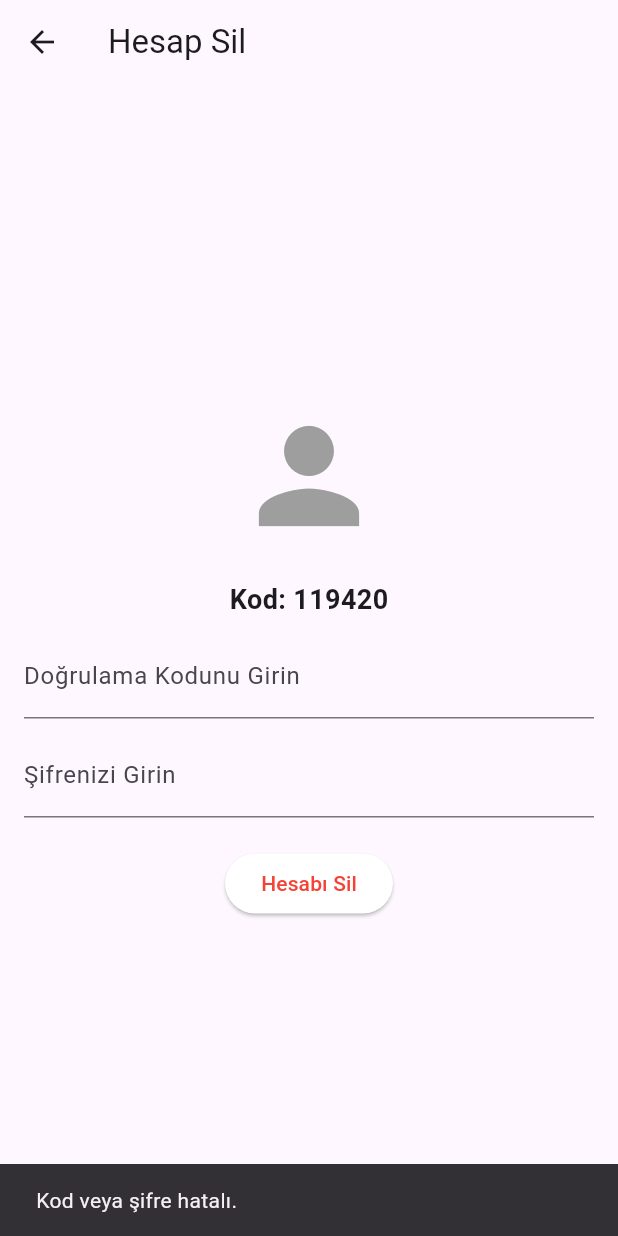
After one commit to BM-Mehmet/guvercin, a Flutter app: the DeleteAccount screen opened directly, after a tap on "Hesabı Sil", on a phone screen of 412 x 824 dp. The commit adds this screen. Run offline on Flutter 3.47's test engine with Material 3 defaults, Android fonts, the phone set to English and light mode, and no system bars; our stand-ins replace device_info_plus, firebase_core, firebase_messaging, flutter_secure_storage, jwt_decoder, qr_flutter; missing offline and left inert: barcode_scan2, pointycastle; accounts and stored records are empty.

Commit message:
hesap_silme_eklendi

```diff
--- /dev/null
+++ b/lib/account/delete/delete_account.dart
@@ -0,0 +1,171 @@
+import 'dart:convert';
+import 'dart:math';
+import 'package:flutter/material.dart';
+import 'package:flutter_secure_storage/flutter_secure_storage.dart';
+import 'package:guvercin/load_page/load.dart';
+import 'package:http/http.dart' as http;
+
+class DeleteAccount extends StatefulWidget {
+  @override
+  _DeleteAccountState createState() => _DeleteAccountState();
+}
+
+class _DeleteAccountState extends State<DeleteAccount> {
+  String generatedCode = '';
+  final TextEditingController codeController = TextEditingController();
+  final TextEditingController passwordController = TextEditingController();
+  final FlutterSecureStorage secureStorage = FlutterSecureStorage();
+
+  String? username; // Kullanıcı adı
+
+  @override
+  void initState() {
+    super.initState();
+    generateCode();
+    _getUsernameFromToken(); // Kullanıcı adını token'dan al
+  }
+
+  @override
+  void dispose() {
+    codeController.dispose();
+    passwordController.dispose();
+    super.dispose();
+  }
+
+  void generateCode() {
+    final random = Random();
+    setState(() {
+      generatedCode = (100000 + random.nextInt(900000)).toString();
+    });
+  }
+
+  // JWT token'dan username'i almak
+  Future<void> _getUsernameFromToken() async {
+    String? token = await secureStorage.read(key: 'auth_token');
+    if (token != null) {
+      // Token'dan username'i çözümleyelim (payload kısmı)
+      var decodedToken = _decodeJWT(token);
+      setState(() {
+        username = decodedToken['username'];
+      });
+    }
+  }
+
+  // JWT çözümleme işlemi
+  Map<String, dynamic> _decodeJWT(String token) {
+    final parts = token.split('.');
+    final payload = base64Url.decode(base64Url.normalize(parts[1]));
+    return json.decode(utf8.decode(payload));
+  }
+
+  Future<void> deleteAccount() async {
+    if (codeController.text == generatedCode &&
+        passwordController.text.isNotEmpty) {
+      print(username);
+
+      if (username == null) {
+        ScaffoldMessenger.of(context).showSnackBar(
+          SnackBar(content: Text('Kullanıcı adı bulunamadı.')),
+        );
+        return;
+      }
+
+      // API'ye hesap silme isteği gönder
+      try {
+        final response = await http.delete(
+          Uri.parse(
+              'http://98.66.234.35:5005/delete_user/$username'), // Kullanıcı adını dinamik olarak kullan
+        );
+
+        if (response.statusCode == 200) {
+          // API'den başarıyla yanıt alındı
+          await secureStorage.deleteAll(); // Secure storage temizleniyor
+
+          await secureStorage.delete(key: '_privateKey');
+          await secureStorage.delete(key: '_publicKey');
+
+
+          // Kullanıcıyı giriş ekranına yönlendirme
+          if (mounted) {
+            Navigator.pushReplacement(
+              context,
+              MaterialPageRoute(builder: (context) => const LoadPage()),
+            );
+          }
+        } else {
+          // API'den hata alınmışsa
+          ScaffoldMessenger.of(context).showSnackBar(
+            SnackBar(content: Text('Hesap silme işlemi başarısız.')),
+          );
+        }
+      } catch (e) {
+        // Hata durumunda
+        ScaffoldMessenger.of(context).showSnackBar(
+          SnackBar(content: Text('Bir hata oluştu: $e')),
+        );
+      }
+    } else {
+      ScaffoldMessenger.of(context).showSnackBar(
+        SnackBar(content: Text('Kod veya şifre hatalı.')),
+      );
+    }
+  }
+
+  @override
+  Widget build(BuildContext context) {
+    return Scaffold(
+      appBar: AppBar(
+        title: Text('Hesap Sil'),
+        leading: IconButton(
+          icon: Icon(Icons.arrow_back),
+          onPressed: () {
+            Navigator.pop(context);
+          },
+        ),
+      ),
+      body: Center(
+        child: Padding(
+          padding: const EdgeInsets.all(16.0),
+          child: Column(
+            mainAxisSize: MainAxisSize.min,
+            crossAxisAlignment: CrossAxisAlignment.center,
+            children: [
+              Icon(
+                Icons.person,
+                size: 100, // İkon boyutu
+                color: Colors.grey, // İkon rengi
+              ),
+              SizedBox(height: 20), // İkon ile metin arasında boşluk
+              Text(
+                'Kod: $generatedCode',
+                style: TextStyle(fontSize: 18, fontWeight: FontWeight.bold),
+              ),
+              SizedBox(height: 10),
+              TextField(
+                controller: codeController,
+                keyboardType: TextInputType.number,
+                textAlign: TextAlign.center,
+                decoration:
+                    InputDecoration(labelText: 'Doğrulama Kodunu Girin'),
+              ),
+              SizedBox(height: 10),
+              TextField(
+                controller: passwordController,
+                obscureText: true,
+                textAlign: TextAlign.center,
+                decoration: const InputDecoration(labelText: 'Şifrenizi Girin'),
+              ),
+              SizedBox(height: 20),
+              ElevatedButton(
+                onPressed: deleteAccount,
+                style: ElevatedButton.styleFrom(backgroundColor: Colors.white),
+                child: const Text('Hesabı Sil',
+                    style: TextStyle(color: Colors.red)),
+              ),
+            ],
+          ),
+        ),
+      ),
+    );
+  }
+}
--- a/lib/login/login.dart
+++ b/lib/account/login/login.dart
@@ -39,10 +39,11 @@ class _CheckTokenScreenState extends State<CheckTokenScreen> {
   Future<void> _checkToken() async {
     String? token = await _secureStorage.read(key: 'auth_token');
 
-    if (token != null) {
+    if (token   != null) {
       // Token geçerli mi kontrol et
       final response = await http.post(
         Uri.parse('http://98.66.234.35:5001/check-session'),
+        //  Uri.parse('http://192.168.77.46:5001/check-session'),
         headers: {'Content-Type': 'application/json'},
         body: json.encode({'token': token}),
       );
@@ -139,6 +140,7 @@ class _LoginScreenState extends State<LoginScreen> {
     // HTTP POST isteği
     final response = await http.post(
       Uri.parse('http://98.66.234.35:5001/login'), // Sunucu adresinizi buraya yazın
+      // Uri.parse('http://192.168.77:5001/login'), // Sunucu adresinizi buraya yazın
       headers: {'Content-Type': 'application/json'},
       body: json.encode({
         'username': username,
--- a/lib/register/register.dart
+++ b/lib/account/register/register.dart
@@ -4,7 +4,7 @@ import 'package:flutter/material.dart';
 import 'package:firebase_messaging/firebase_messaging.dart';
 import 'package:flutter_secure_storage/flutter_secure_storage.dart';
 import 'package:guvercin/diffie_hellman/diffie_hellman.dart';
-import 'package:guvercin/login/login.dart';
+import 'package:guvercin/account/login/login.dart';
 import 'package:http/http.dart' as http;
 import 'package:pointycastle/digests/sha256.dart';
 
@@ -134,6 +134,7 @@ class _RegisterScreenState extends State<RegisterScreen> {
     // Sunucuya HTTP POST isteği gönderme
     final response = await http.post(
       Uri.parse('http://98.66.234.35:5000/register'),
+      // Uri.parse('http://192.168.77.46.:5000/register'),
       headers: {'Content-Type': 'application/json'},
       body: json.encode({
         'username': username,
--- a/lib/sessions/sessions.dart
+++ b/lib/account/sessions/sessions.dart
@@ -16,6 +16,7 @@ class _OpenSessionsPageState extends State<Sessions> {
   // Aktif oturumları sunucudan çek
   Future<void> _fetchSessions() async {
     final response = await http.get(Uri.parse('http://98.66.234.35:5003/active-sessions'));
+    // final response = await http.get(Uri.parse('http://192.168.77.46:5003/active-sessions'));
 
     if (response.statusCode == 200) {
       setState(() {
--- a/lib/home/home.dart
+++ b/lib/home/home.dart
@@ -15,8 +15,6 @@ class HomePage extends StatefulWidget {
 }
 
 class _HomeScreenState extends State<HomePage> {
-  // final bool _isSearching = false;
-  // final TextEditingController _searchController = TextEditingController();
   String? _username;
   final FlutterSecureStorage _secureStorage = const FlutterSecureStorage();
 
@@ -52,6 +50,7 @@ class _HomeScreenState extends State<HomePage> {
 
     var response = await http.get(
       Uri.parse('http://98.66.234.35:5002/chats/$_username'),
+      // Uri.parse('http://192.168.77.46:5002/chats/$_username'),
       headers: {'Authorization': 'Bearer $token'},
     );
 
--- a/lib/load_page/load.dart
+++ b/lib/load_page/load.dart
@@ -1,7 +1,7 @@
 import 'package:flutter/material.dart';
 import 'package:flutter_secure_storage/flutter_secure_storage.dart';
-import 'package:guvercin/login/login.dart';
-import 'package:guvercin/register/register.dart';
+import 'package:guvercin/account/login/login.dart';
+import 'package:guvercin/account/register/register.dart';
 import 'package:guvercin/transer_account/transfer_account.dart';
 
 class LoadPage extends StatelessWidget {
--- a/lib/main.dart
+++ b/lib/main.dart
@@ -1,7 +1,7 @@
 import 'package:flutter/material.dart';
 import 'package:firebase_core/firebase_core.dart';
 import 'package:guvercin/load_page/load.dart';
-import 'package:guvercin/register/register.dart';
+import 'package:guvercin/account/register/register.dart';
 import 'firebase_options.dart';
 
 void main() async {
--- a/lib/search/search.dart
+++ b/lib/search/search.dart
@@ -39,6 +39,7 @@ class _UserCheckPageState extends State<UserCheckPage> {
   Future<void> checkUser(String username) async {
     final response = await http.get(
       Uri.parse('http://98.66.234.35:5003/check_user?username=$username'),
+      //  Uri.parse('http://192.168.77.46:5003/check_user?username=$username'),
     );
 
     if (response.statusCode == 200) {
--- a/lib/settings/settings_page.dart
+++ b/lib/settings/settings_page.dart
@@ -1,4 +1,5 @@
 import 'package:flutter/material.dart';
+import 'package:guvercin/account/delete/delete_account.dart';
 import 'package:guvercin/home/home.dart';
 import 'package:guvercin/transer_account/export_keys/exportkeys.dart';
 import 'package:guvercin/transer_account/import_keys/import_keys.dart';
@@ -49,6 +50,16 @@ class SettingsPage extends StatelessWidget {
                 },
                 child: const Text('Anahtarları İçe Aktar'),
               ),
+              const SizedBox(height: 16),
+              ElevatedButton(
+                onPressed: () {
+                  Navigator.push(
+                    context,
+                    MaterialPageRoute(builder: (context) => DeleteAccount()),
+                  );
+                },
+                child: const Text('Hesabı sil'),
+              ),
             ],
           ),
         ),
```
Also changed, not shown: lib/chat_page/chat.dart (+5 -4 lines), 4 other files.
